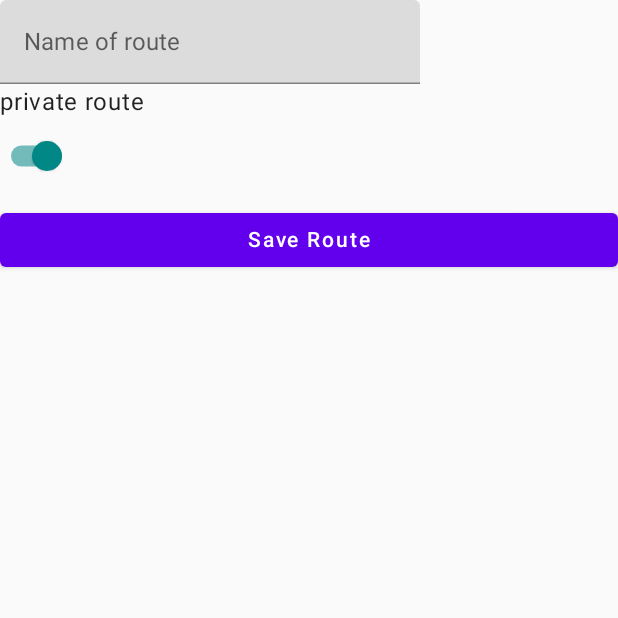
After one commit to duerko2/SensoryShiftersApp, an Android app built with Jetpack Compose: the SaveScreen screen opened through its navigation route, on a phone screen of 412 x 824 dp, the top half of it. The commit adds this screen. Run offline under Robolectric (Android 15) with nearby library versions, the phone set to English and light mode, and no system bars.

Commit message:
Maps virker og save route screen lavet. Gemmer ikke nogen steder

```diff
--- a/app/src/main/java/com/example/sensoryshifters/Destination.kt
+++ b/app/src/main/java/com/example/sensoryshifters/Destination.kt
@@ -3,6 +3,7 @@ package com.example.sensoryshifters;
 sealed class Destination(val route: String) {
     object Home : Destination("home")
     object Record : Destination("record")
+    object Save : Destination("save")
     object Gallery : Destination("gallery")
     object Traverse : Destination("traverse")
 }
--- a/app/src/main/java/com/example/sensoryshifters/MainActivity.kt
+++ b/app/src/main/java/com/example/sensoryshifters/MainActivity.kt
@@ -3,10 +3,7 @@ package com.example.sensoryshifters;
 import android.os.Bundle
 import androidx.activity.ComponentActivity
 import androidx.activity.compose.setContent
-import androidx.compose.foundation.background
-import androidx.compose.material.MaterialTheme
 import androidx.compose.runtime.*
-import androidx.compose.ui.Modifier
 import androidx.navigation.NavHostController
 import androidx.navigation.compose.NavHost
 import androidx.navigation.compose.composable
@@ -16,6 +13,7 @@ import com.example.sensoryshifters.screens.GalleryViewModel
 import com.example.sensoryshifters.screens.HomeScreen
 import com.example.sensoryshifters.screens.RecordScreen
 import com.example.sensoryshifters.screens.RecordViewModel
+import com.example.sensoryshifters.screens.SaveScreen
 import com.example.sensoryshifters.screens.TraverseScreen
 import com.example.sensoryshifters.screens.TraverseViewModel
 
@@ -50,8 +48,8 @@ fun MainNavHost(navController : NavHostController = rememberNavController()) {
         }
         composable(Destination.Record.route) {
             RecordScreen(
-                viewModel = recordViewModel,
-            )
+                viewModel = recordViewModel
+            ) { navController.navigate(Destination.Save.route) }
         }
         composable(Destination.Gallery.route) {
             GalleryScreen(
@@ -63,5 +61,8 @@ fun MainNavHost(navController : NavHostController = rememberNavController()) {
                 viewModel = traverseViewModel,
             )
         }
+        composable(Destination.Save.route){
+            SaveScreen(viewModel = recordViewModel)
+        }
     }
 }
--- /dev/null
+++ b/app/src/main/java/com/example/sensoryshifters/screens/SaveScreen.kt
@@ -0,0 +1,48 @@
+package com.example.sensoryshifters.screens
+
+import androidx.compose.foundation.layout.Column
+import androidx.compose.foundation.layout.fillMaxWidth
+import androidx.compose.foundation.layout.padding
+import androidx.compose.material.Button
+import androidx.compose.material.Switch
+import androidx.compose.material.Text
+import androidx.compose.material.TextField
+import androidx.compose.runtime.Composable
+import androidx.compose.runtime.getValue
+import androidx.compose.runtime.mutableStateOf
+import androidx.compose.runtime.remember
+import androidx.compose.runtime.setValue
+import androidx.compose.ui.Modifier
+import androidx.compose.ui.unit.dp
+
+
+@Composable
+    fun SaveScreen(viewModel: RecordViewModel) {
+        var name by remember{mutableStateOf("")}
+        var private by remember{ mutableStateOf(true)}
+        Column(){
+            TextField(
+                value = name,
+                onValueChange = { name=it },
+                label={Text("Name of route")}
+            )
+            Text(text="private route")
+            Switch(
+                checked = private,
+                onCheckedChange = {private=!private}
+                )
+            Button(onClick = {viewModel.saveRoute()},
+                modifier = Modifier
+                    .fillMaxWidth()
+                    .padding(vertical = 8.dp)
+            ) {
+                Text(text = "Save Route")
+            }
+            viewModel.recordingLocations.forEach(action = {
+                Text(text = "Latitude: ${it.latitude}, Longitude: ${it.longitude}")
+            })
+        }
+
+
+
+    }
```
Also changed, not shown: app/src/main/java/com/example/sensoryshifters/screens/MapScreen.kt (+10 -8 lines), app/src/main/java/com/example/sensoryshifters/screens/RecordScreen.kt (+2 -9 lines), app/src/main/java/com/example/sensoryshifters/screens/RecordViewModel.kt (+16 -10 lines), app/src/main/res/drawable/arrow.xml (+7 -5 lines).
